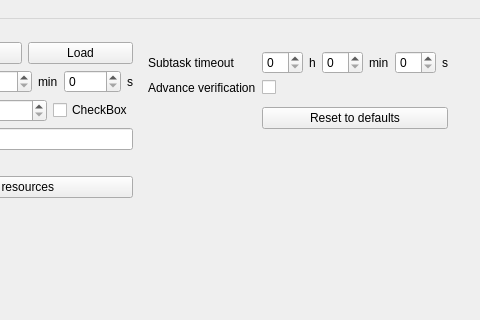
Above: gnr/ui/AppMainWindow.ui from golemfactory/clay before the change; both pictures show x 320 to 800 and y 0 to 320 of the 800 by 615 pixel window. Below: the same form after it.
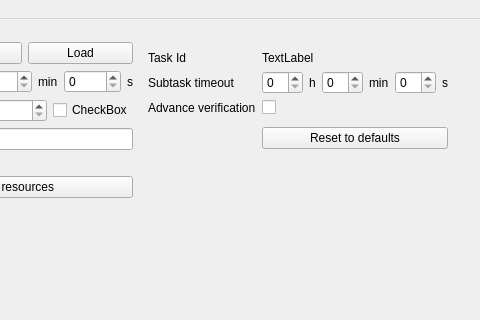
That is the form after the change. The open tabs and pages were chosen to show the change. Icons and pictures are not drawn. Custom widgets are drawn as their Qt base class.

```diff
--- a/gnr/ui/AppMainWindow.ui
+++ b/gnr/ui/AppMainWindow.ui
@@ -364,14 +364,14 @@
                  <property name="fieldGrowthPolicy">
                   <enum>QFormLayout::AllNonFixedFieldsGrow</enum>
                  </property>
-                 <item row="0" column="0">
+                 <item row="1" column="0">
                   <widget class="QLabel" name="label_51">
                    <property name="text">
                     <string>Subtask timeout</string>
                    </property>
                   </widget>
                  </item>
-                 <item row="0" column="1">
+                 <item row="1" column="1">
                   <layout class="QHBoxLayout" name="horizontalLayout_19">
                    <item>
                     <widget class="QSpinBox" name="subtaskTimeoutHourSpinBox"/>
@@ -423,14 +423,14 @@
                    </item>
                   </layout>
                  </item>
-                 <item row="1" column="1">
+                 <item row="2" column="1">
                   <widget class="QCheckBox" name="advanceVerificationCheckBox">
                    <property name="text">
                     <string/>
                    </property>
                   </widget>
                  </item>
-                 <item row="1" column="0">
+                 <item row="2" column="0">
                   <widget class="QLabel" name="label_59">
                    <property name="text">
                     <string>Advance verification</string>
@@ -441,12 +441,29 @@
                   <widget class="QWidget" name="advancVerificationWidget" native="true"/>
                  </item>
                  <item row="3" column="1">
+                  <widget class="QWidget" name="advancVerificationWidget" native="true"/>
+                 </item>
+                 <item row="4" column="1">
                   <widget class="QPushButton" name="resetToDefaultButton">
                    <property name="text">
                     <string>Reset to defaults</string>
                    </property>
                   </widget>
                  </item>
+                 <item row="0" column="0">
+                  <widget class="QLabel" name="label_60">
+                   <property name="text">
+                    <string>Task Id</string>
+                   </property>
+                  </widget>
+                 </item>
+                 <item row="0" column="1">
+                  <widget class="QLabel" name="taskIdLabel">
+                   <property name="text">
+                    <string>TextLabel</string>
+                   </property>
+                  </widget>
+                 </item>
                 </layout>
                </item>
               </layout>
```
Left out of the diff: 16 changed lines with no effect on the pictures.
